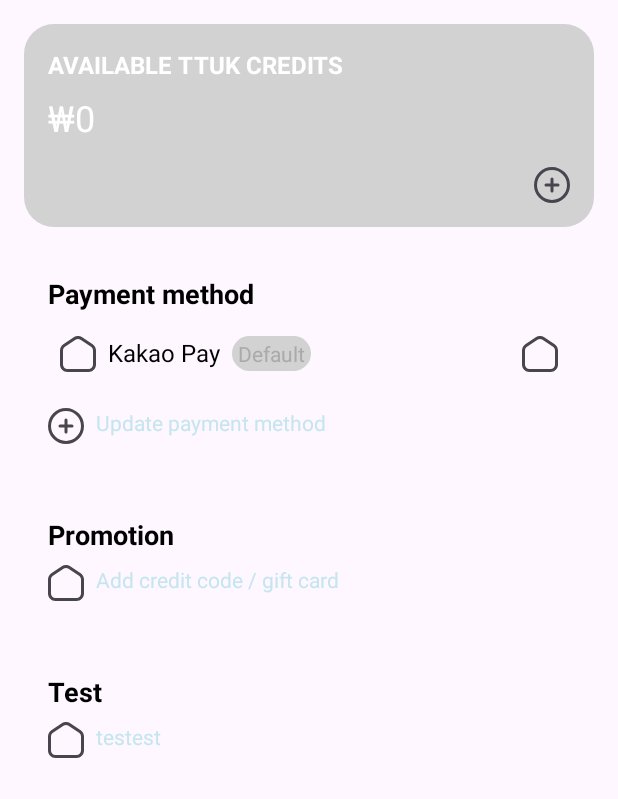
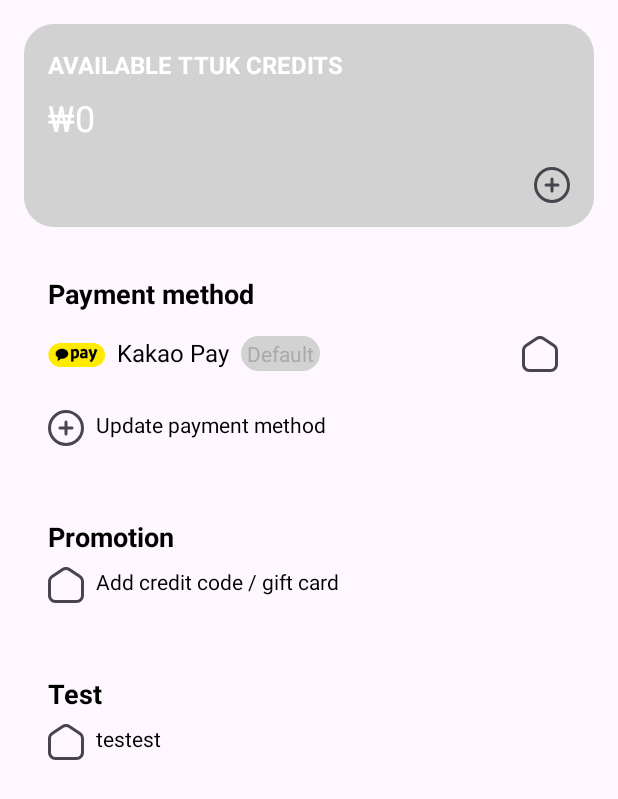
Before and after one commit to LeFlamish/SAVE-THE-TTUK, an Android app: the layout frag2_payment.xml on its own in the app's theme, with its tools: preview values and no code run, on a phone screen of 412 x 824 dp. Shown: the top 799 px of the screen. Run offline under Robolectric (Android 15) with nearby library versions, the phone set to English and light mode, and no system bars.

Commit message:
ui 수정

```diff
--- a/sharehelmet/app/src/main/res/layout/frag2_payment.xml
+++ b/sharehelmet/app/src/main/res/layout/frag2_payment.xml
@@ -72,14 +72,17 @@
             android:layout_below="@id/payment_method_title"
             android:layout_marginTop="8dp"
             android:background="?android:attr/selectableItemBackground"
-            android:padding="8dp">
+            android:paddingEnd="8dp"
+            android:paddingBottom="8dp"
+            android:paddingTop="8dp"
+            >
 
             <ImageView
                 android:id="@+id/payment_method_icon"
-                android:layout_width="wrap_content"
-                android:layout_height="wrap_content"
-                android:src="@drawable/house"
-                android:layout_alignParentStart="true"/>
+                android:layout_width="38dp"
+                android:layout_height="25dp"
+                android:layout_alignParentStart="true"
+                android:src="@drawable/payment_icon_yellow_small" />
 
             <TextView
                 android:id="@+id/payment_method_name"
@@ -117,7 +120,7 @@
             android:layout_width="match_parent"
             android:layout_height="wrap_content"
             android:text="Update payment method"
-            android:textColor="?attr/colorAccent"
+            android:textColor="@color/black"
             android:drawableStart="@drawable/add_24"
             android:drawablePadding="8dp"
             android:layout_below="@id/payment_method_container"
@@ -148,7 +151,7 @@
             android:layout_width="match_parent"
             android:layout_height="wrap_content"
             android:text="Add credit code / gift card"
-            android:textColor="?attr/colorAccent"
+            android:textColor="@color/black"
             android:drawableStart="@drawable/house"
             android:drawablePadding="8dp"
             android:layout_below="@id/promotion_title"
@@ -178,7 +181,7 @@
             android:layout_width="match_parent"
             android:layout_height="wrap_content"
             android:text="testest"
-            android:textColor="?attr/colorAccent"
+            android:textColor="@color/black"
             android:drawableStart="@drawable/house"
             android:drawablePadding="8dp"
             android:layout_below="@id/test_title"
```
Also changed, not shown: sharehelmet/app/src/main/res/drawable/payment_icon_yellow_small.png (added).
